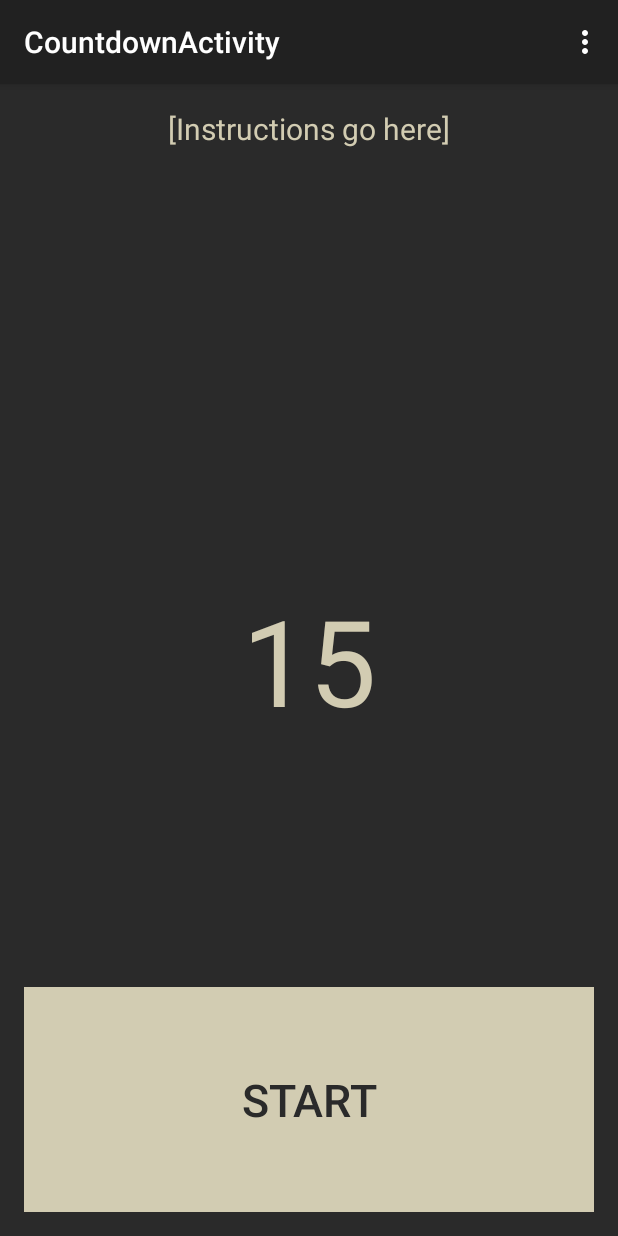
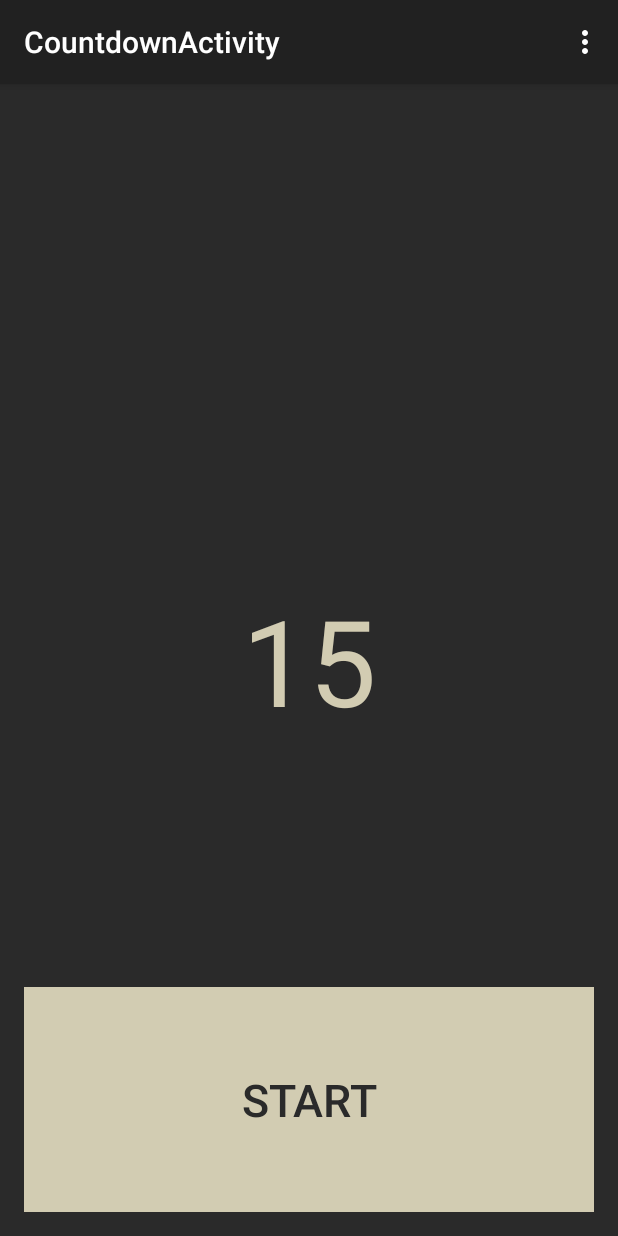
Before and after one commit to Natureboy/Uncommon_Roasters, an Android app: the CountdownActivity screen opened directly, with no data from a screen before it, on a phone screen of 412 x 824 dp. Run offline under Robolectric (Android 15) with nearby library versions, the phone set to English and light mode, and no system bars.

Commit message:
More tweaks to instruction-display code
Simplified instruction display code so that an instruction stays
on-screen until the next instruction. Also removed placeholder text,
defaulting the instruction text field to be blank.

```diff
--- a/app/src/main/res/layout/activity_countdown.xml
+++ b/app/src/main/res/layout/activity_countdown.xml
@@ -22,7 +22,7 @@
         android:layout_height="wrap_content"
         android:layout_alignParentTop="true"
         android:layout_centerHorizontal="true"
-        android:text="[Instructions go here]"
+        android:text=""
         android:textSize="20dp"
         android:textColor="#D2CCB2"/>
 
```
Also changed, not shown: app/src/main/java/com/teamcoffee/coffeewizard/CountdownActivity.java (+16 -8 lines).
